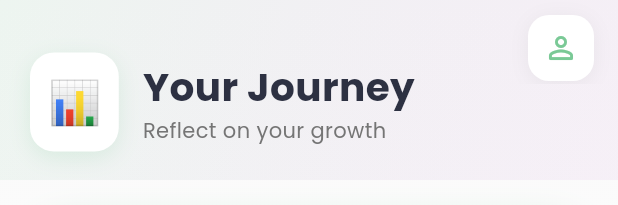
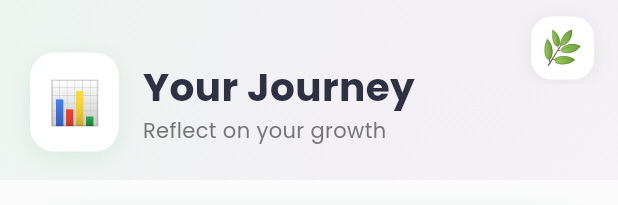
Before and after one commit to MEKI0409/thyme_app, a Flutter app: the AnalyticsScreen widget shown alone on an empty page, opened directly, on a phone screen of 412 x 824 dp. Shown: the top 205 px of the screen. Run offline on Flutter 3.47's test engine with Material 3 defaults, Android fonts, the phone set to English and light mode, and no system bars; our stand-ins replace audioplayers, cloud_firestore, firebase_auth, firebase_core, google_fonts, google_generative_ai and 1 more; accounts and stored records are empty.

Commit message:
bug fixed

```diff
--- a/lib/screens/analytics_screen.dart
+++ b/lib/screens/analytics_screen.dart
@@ -52,6 +52,21 @@ class _AnalyticsScreenState extends State<AnalyticsScreen>
   void _showProfileMenu() {
     final authController = Provider.of<AuthController>(context, listen: false);
     final user = authController.userModel;
+    final firebaseUser = authController.currentUser;
+    final photoUrl = firebaseUser?.photoURL;
+
+    // ✅ FIXED: 读取 emoji 头像
+    String avatarDisplay;
+    bool isEmoji = false;
+    if (photoUrl != null && photoUrl.startsWith('emoji:')) {
+      avatarDisplay = photoUrl.replaceFirst('emoji:', '');
+      isEmoji = true;
+    } else if (user?.displayName?.isNotEmpty == true) {
+      avatarDisplay = user!.displayName![0].toUpperCase();
+    } else {
+      avatarDisplay = '🌿';
+      isEmoji = true;
+    }
 
     showModalBottomSheet(
       context: context,
@@ -109,12 +124,10 @@ class _AnalyticsScreenState extends State<AnalyticsScreen>
                     ),
                     child: Center(
                       child: Text(
-                        user?.displayName?.isNotEmpty == true
-                            ? user!.displayName![0].toUpperCase()
-                            : '🌿',
-                        style: const TextStyle(
-                          color: Colors.white,
-                          fontSize: 24,
+                        avatarDisplay,
+                        style: TextStyle(
+                          color: isEmoji ? null : Colors.white,
+                          fontSize: isEmoji ? 28 : 24,
                           fontWeight: FontWeight.bold,
                         ),
                       ),
@@ -440,10 +453,32 @@ class _AnalyticsScreenState extends State<AnalyticsScreen>
                 actions: [
                   Padding(
                     padding: const EdgeInsets.only(right: 16, top: 8),
-                    child: GestureDetector(
+                    child: Consumer<AuthController>(
+                      builder: (context, authController, _) {
+                        final user = authController.currentUser;
+                        final photoUrl = user?.photoURL;
+                        final displayName = authController.userModel?.displayName
+                            ?? user?.displayName
+                            ?? '';
+
+                        // ✅ FIXED: 读取 emoji 头像
+                        String avatarDisplay;
+                        bool isEmoji = false;
+                        if (photoUrl != null && photoUrl.startsWith('emoji:')) {
+                          avatarDisplay = photoUrl.replaceFirst('emoji:', '');
+                          isEmoji = true;
+                        } else if (displayName.isNotEmpty) {
+                          avatarDisplay = displayName[0].toUpperCase();
+                        } else {
+                          avatarDisplay = '🌿';
+                          isEmoji = true;
+                        }
+
+                        return GestureDetector(
                           onTap: _showProfileMenu,
                           child: Container(
-                        padding: const EdgeInsets.all(10),
+                            width: 42,
+                            height: 42,
                             decoration: BoxDecoration(
                               color: Colors.white,
                               borderRadius: BorderRadius.circular(14),
@@ -455,12 +490,19 @@ class _AnalyticsScreenState extends State<AnalyticsScreen>
                                 ),
                               ],
                             ),
-                        child: const Icon(
-                          Icons.person_outline_rounded,
-                          color: CuteTheme.primaryColor,
-                          size: 24,
+                            child: Center(
+                              child: Text(
+                                avatarDisplay,
+                                style: TextStyle(
+                                  fontSize: isEmoji ? 22 : 18,
+                                  fontWeight: FontWeight.w600,
+                                  color: isEmoji ? null : CuteTheme.primaryColor,
                                 ),
                               ),
+                            ),
+                          ),
+                        );
+                      },
                     ),
                   ),
                 ],
--- a/lib/screens/auth_screen.dart
+++ b/lib/screens/auth_screen.dart
@@ -357,7 +357,9 @@ class _AuthScreenState extends State<AuthScreen> with TickerProviderStateMixin {
                 if (value == null || value.isEmpty) {
                   return 'Please enter your email';
                 }
-                if (!value.contains('@')) {
+                // ✅ FIX: 更严格的邮箱格式验证
+                final emailRegex = RegExp(r'^[\w\-.+]+@[\w\-]+\.[\w\-]{2,}$');
+                if (!emailRegex.hasMatch(value.trim())) {
                   return 'Please enter a valid email';
                 }
                 return null;
```
Also changed, not shown: lib/pages/profile_settings_page.dart (+6 -6 lines), lib/screens/ai_coach_screen.dart (+12 -1 lines), lib/screens/home_screen.dart (+13 -9 lines), lib/screens/splash_screen.dart (+11 -14 lines), lib/screens/welcome_back_screen.dart (+4 -4 lines), lib/widgets/cute_widgets.dart (+13 -32 lines). Lines whose indentation alone changed are shown as unchanged.
